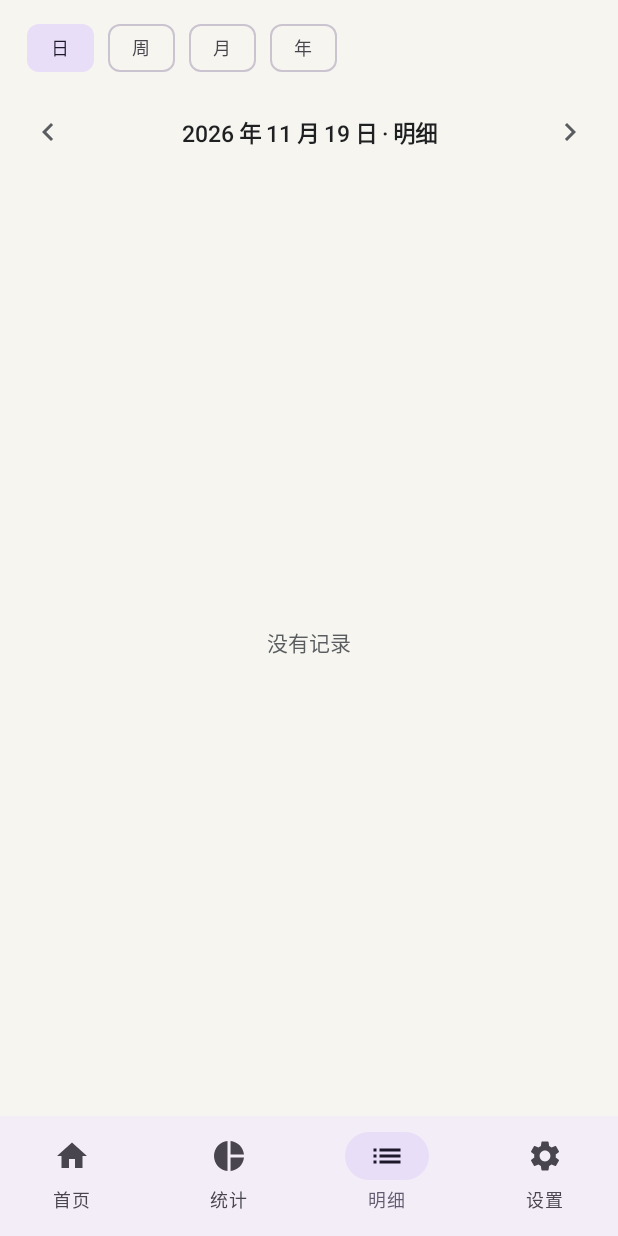
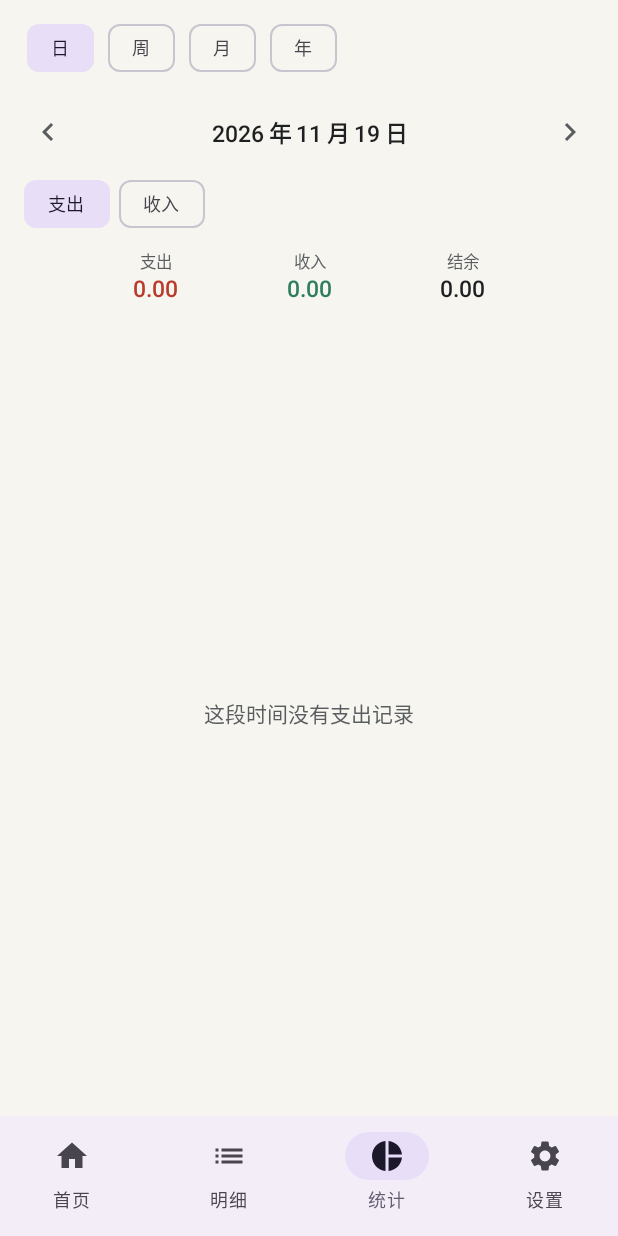
Before and after one commit to XXKG2026/i-accounting, an Android app built with Jetpack Compose: the screen it shows after launch (MainActivity), item 3 of the bottom bar chosen, on a phone screen of 412 x 824 dp. Run offline under Robolectric (Android 15) with nearby library versions, the phone set to English and light mode, and no system bars; our stand-ins replace Room's generated code.

Commit message:
feat: 底栏改为 首页/明细/统计/设置；统计页加结余
- 底栏顺序按使用频率重排：明细排在统计前面
- 统计页顶部加「支出 / 收入 / 结余」三个数
  · 取整期合计，不受下方支出/收入切换影响
  · 结余为负时用支出色，正数用墨色
  · 放在空状态判断之前，只有收入没有支出的月份也能看到结余

分类策略维持原设计：通知里认得出就记具体分类，认不出归「其他」，不猜。
记录可通过编辑弹窗手动调整类型/金额/商户/分类/备注。

测试仍为 155

```diff
--- a/app/build.gradle.kts
+++ b/app/build.gradle.kts
@@ -13,8 +13,8 @@ android {
         applicationId = "com.qinkun.accountbook"
         minSdk = 31
         targetSdk = 36
-        versionCode = 24
-        versionName = "3.4"
+        versionCode = 25
+        versionName = "3.5"
     }
 
     buildTypes {
--- a/app/src/main/java/com/qinkun/accountbook/MainActivity.kt
+++ b/app/src/main/java/com/qinkun/accountbook/MainActivity.kt
@@ -63,10 +63,11 @@ private data class Tab(val label: String, val icon: ImageVector)
 
 @Composable
 fun AppRoot(vm: MainViewModel, openAdd: MutableState<Boolean> = mutableStateOf(false)) {
+    // 顺序即使用频率：先看今天，再翻流水，最后才是统计和设置
     val tabs = listOf(
         Tab("首页", Icons.Filled.Home),
+        Tab("明细", Icons.AutoMirrored.Filled.List),
         Tab("统计", Icons.Filled.PieChart),
-        Tab("明细", Icons.AutoMirrored.Filled.List),
         Tab("设置", Icons.Filled.Settings),
     )
     var idx by remember { mutableIntStateOf(0) }
@@ -88,8 +89,8 @@ fun AppRoot(vm: MainViewModel, openAdd: MutableState<Boolean> = mutableStateOf(f
         val m = Modifier.padding(pad)
         when (idx) {
             0 -> HomeScreen(vm, m, openAdd)
-            1 -> StatsScreen(vm, m)
-            2 -> DetailScreen(vm, m)
+            1 -> DetailScreen(vm, m)
+            2 -> StatsScreen(vm, m)
             else -> SettingsScreen(m)
         }
     }
--- a/app/src/main/java/com/qinkun/accountbook/ui/StatsScreen.kt
+++ b/app/src/main/java/com/qinkun/accountbook/ui/StatsScreen.kt
@@ -31,6 +31,10 @@ fun StatsScreen(vm: MainViewModel, modifier: Modifier = Modifier) {
     val title by vm.rangeTitle.collectAsState()
     val expCats by vm.expenseByCategory.collectAsState()
     val incCats by vm.incomeByCategory.collectAsState()
+    // 整期合计：给「结余」用。下面的支出/收入切换只影响分类明细，不影响这里
+    val totalExpense by vm.expense.collectAsState()
+    val totalIncome by vm.income.collectAsState()
+    val balance = totalIncome - totalExpense
     var showExpense by remember { mutableStateOf(true) }
 
     val data = if (showExpense) expCats else incCats
@@ -68,6 +72,17 @@ fun StatsScreen(vm: MainViewModel, modifier: Modifier = Modifier) {
         ) {
             FilterChip(showExpense, { showExpense = true }, { Text("支出", fontSize = 12.sp) })
             FilterChip(!showExpense, { showExpense = false }, { Text("收入", fontSize = 12.sp) })
+        }
+
+        // 整期三个数：支出 / 收入 / 结余。
+        // 放在空状态判断之前 —— 某个月只有收入没有支出时，也要能看到结余。
+        Row(
+            Modifier.fillMaxWidth().padding(horizontal = 16.dp, vertical = 6.dp),
+            horizontalArrangement = Arrangement.SpaceEvenly
+        ) {
+            SummaryNum("支出", totalExpense, AppColor.expense)
+            SummaryNum("收入", totalIncome, AppColor.income)
+            SummaryNum("结余", balance, if (balance < 0) AppColor.expense else AppColor.ink)
         }
 
         if (data.isEmpty()) {
@@ -142,3 +157,18 @@ private fun DonutChart(values: List<Long>, total: Long, modifier: Modifier, cent
         center()
     }
 }
+
+/** 统计页顶部的一个数字（支出 / 收入 / 结余），三栏等宽排开 */
+@Composable
+private fun SummaryNum(label: String, cents: Long, color: androidx.compose.ui.graphics.Color) {
+    Column(horizontalAlignment = Alignment.CenterHorizontally) {
+        Text(label, fontSize = 11.sp, color = AppColor.inkSoft)
+        Spacer(Modifier.height(2.dp))
+        Text(
+            String.format("%.2f", cents / 100.0),
+            fontSize = 15.sp,
+            fontWeight = FontWeight.SemiBold,
+            color = color,
+        )
+    }
+}
```
